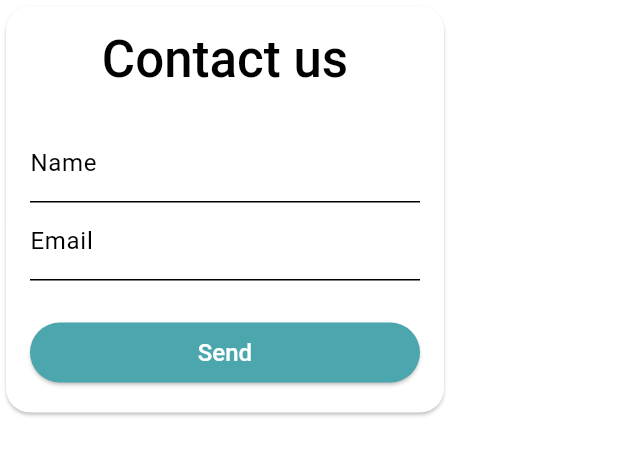
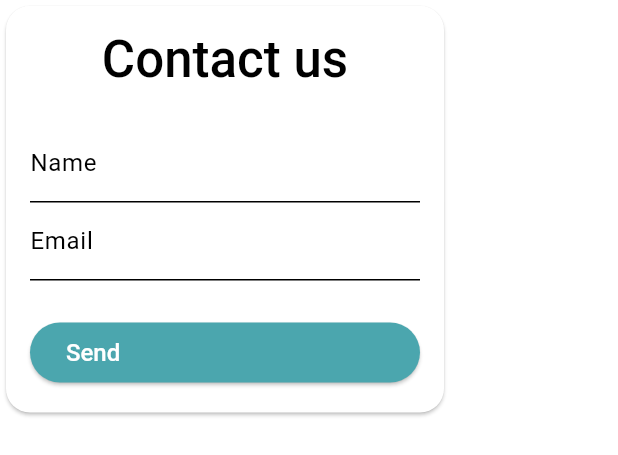
Before and after one commit to Dehypnotized/landing, a Flutter app: the BaseFormWidget widget shown alone on an empty page, opened directly, on a phone screen of 412 x 824 dp. Shown: the top 455 px of the screen. Run offline on Flutter 3.47's test engine with Material 2 defaults, Android fonts, the phone set to English and light mode, and no system bars; our stand-ins replace awesome_extensions, flutter_svg; Roboto replaces fonts that are missing (Unbounded).

Commit message:
init for pages

```diff
--- a/lib/presentation/landing_screen/landing_screen.dart
+++ b/lib/presentation/landing_screen/landing_screen.dart
@@ -300,6 +300,7 @@ class _TeamMember extends StatelessWidget {
                   shape: BoxShape.circle,
                   border: Border.all(color: Colors.black, strokeAlign: BorderSide.strokeAlignOutside)),
               child: CircleAvatar(
+                minRadius: 40,
                 backgroundImage: Image.network(photo).image,
               )),
           10.heightBox,
--- a/lib/presentation/widgets/base_form_widget.dart
+++ b/lib/presentation/widgets/base_form_widget.dart
@@ -39,7 +39,7 @@ class BaseFormWidget extends StatelessWidget {
                       labelText: 'Email',
                     )),
                 24.0.heightBox,
-                SizedBox(width: double.infinity, child: ElevatedButton(onPressed: () {}, child: const Text('Send')))
+                ElevatedButton(onPressed: () {}, child: const SizedBox(width: double.infinity, child: Text('Send')))
               ]))),
     );
   }
```
Also changed, not shown: 8 other files.
